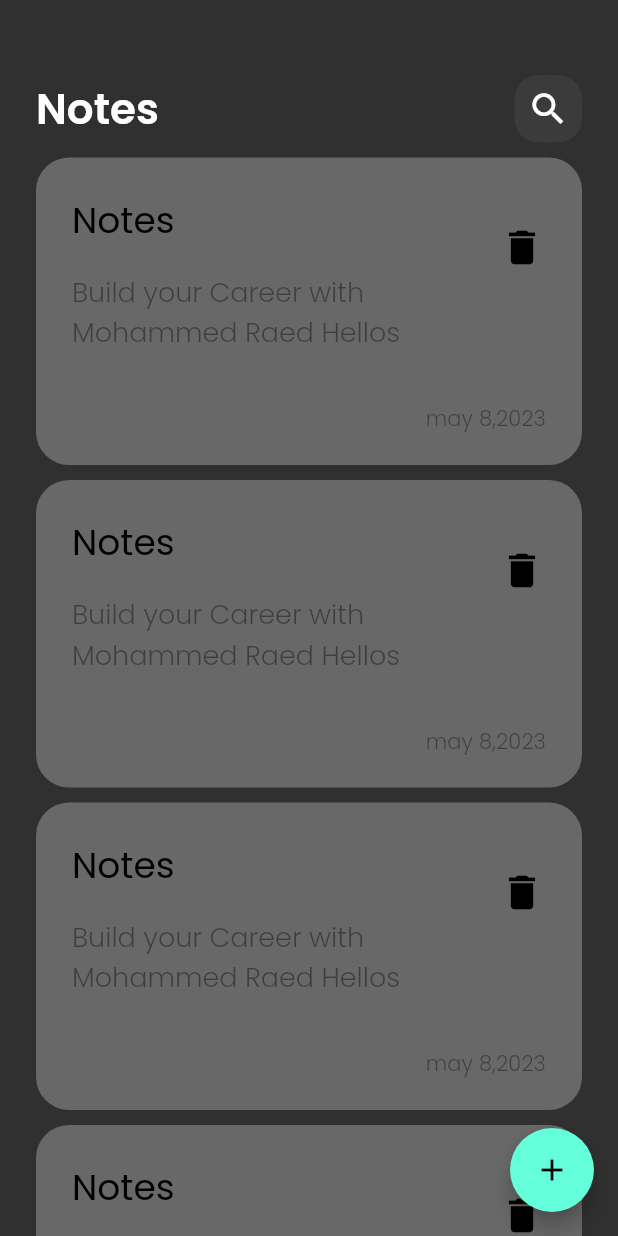
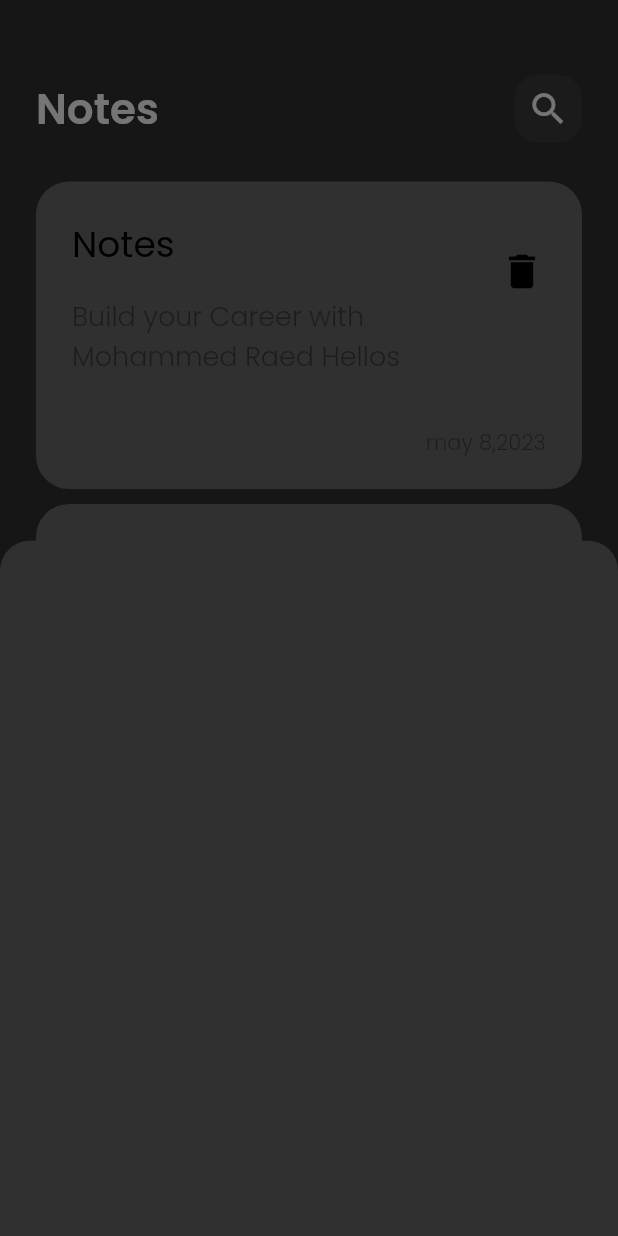
Before and after one commit to Mohammed3helles/notes_app, a Flutter app: the screen it shows after launch, after a tap on the "add" icon, on a phone screen of 412 x 824 dp. Run offline on Flutter 3.47's test engine with Material 2 defaults, Android fonts, the phone set to English and light mode, and no system bars.

Commit message:
create bottom sheet

```diff
--- a/lib/presentation/screens/notes_screen.dart
+++ b/lib/presentation/screens/notes_screen.dart
@@ -1,6 +1,7 @@
 import 'package:flutter/material.dart';
 
 import '../widgets/custom_note_view.dart';
+import '../widgets/model_bottom_sheet.dart';
 
 class NotesView extends StatelessWidget {
   const NotesView({Key? key}) : super(key: key);
@@ -8,10 +9,15 @@ class NotesView extends StatelessWidget {
   @override
   Widget build(BuildContext context) {
     return Scaffold(
-      body:  const CustomNoteView(),
+      body: const CustomNoteView(),
       floatingActionButton: FloatingActionButton(
-        onPressed: (){},
-        child: Icon(Icons.add),
+        onPressed: () {
+          showModalBottomSheet(
+              backgroundColor: Colors.transparent,
+              context: context,
+              builder: (_) => const AddNoteModelBottomSheet());
+        },
+        child: const Icon(Icons.add),
       ),
     );
   }
--- a/lib/presentation/widgets/custom_note_view.dart
+++ b/lib/presentation/widgets/custom_note_view.dart
@@ -12,13 +12,18 @@ class CustomNoteView extends StatelessWidget {
   Widget build(BuildContext context) {
     return Padding(
       padding: EdgeInsets.symmetric(horizontal: AppSpace.p24),
-      child: Column(
+      child: Column(mainAxisSize: MainAxisSize.max,
         children: [
           SizedBox(height: AppSize.s50),
           customAppBar(context),
-          Expanded(child: ListView.builder(itemBuilder: (context, index) {
-            return const NoteItem();
-          })),
+          Expanded(child: Padding(
+            padding:  EdgeInsets.symmetric(vertical: AppSpace.p16),
+            child: ListView.builder(
+                padding: EdgeInsets.zero,
+                itemBuilder: (context, index) {
+              return const NoteItem();
+            }),
+          )),
         ],
       ),
     );
--- /dev/null
+++ b/lib/presentation/widgets/model_bottom_sheet.dart
@@ -0,0 +1,19 @@
+import 'package:flutter/material.dart';
+
+class AddNoteModelBottomSheet extends StatelessWidget {
+  const AddNoteModelBottomSheet({Key? key}) : super(key: key);
+   // TextEditingController  _controller = TextEditingController();
+
+  @override
+  Widget build(BuildContext context) {
+    return Container(
+      // height: MediaQuery.of(context).size.height * 0.5,
+      decoration: BoxDecoration(
+          color: Theme.of(context).canvasColor,
+          borderRadius: const BorderRadius.vertical(top: Radius.circular(20))),
+      child: Column(
+        children: [],
+      ),
+    );
+  }
+}
```
